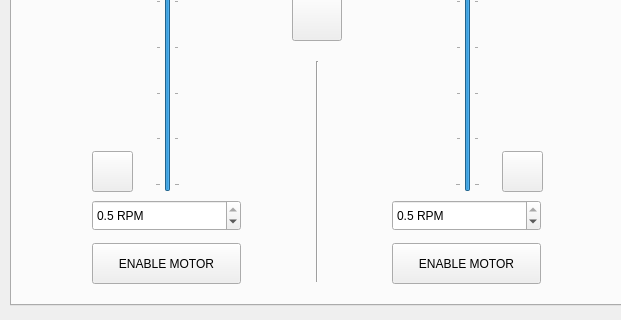
This is _ui/Clinostat.ui in CoCl-Jerry/SciSpin_Max_Dev as Qt 5 draws it before an edit; both pictures show x 0 to 621 and y 255 to 575 of the 1024 by 575 pixel window. The edited form follows.
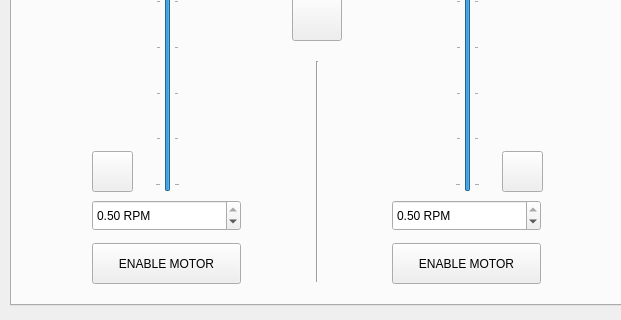
This is the edited form. Icons and pictures are not drawn.

Diff of the .ui file:
```diff
--- a/_ui/Clinostat.ui
+++ b/_ui/Clinostat.ui
@@ -694,7 +694,7 @@
        <string> RPM</string>
       </property>
       <property name="decimals">
-       <number>1</number>
+       <number>2</number>
       </property>
       <property name="minimum">
        <double>0.100000000000000</double>
@@ -722,7 +722,7 @@
        <string> RPM</string>
       </property>
       <property name="decimals">
-       <number>1</number>
+       <number>2</number>
       </property>
       <property name="minimum">
        <double>0.100000000000000</double>
```
